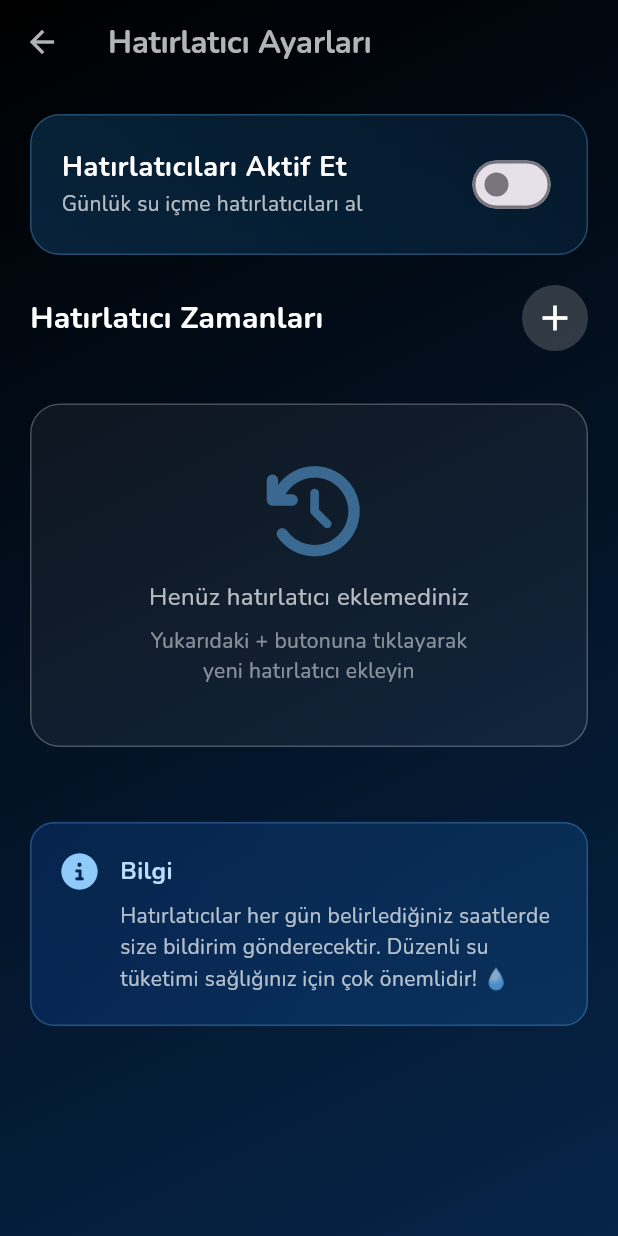
After one commit to kaannturan/aqua_mind, a Flutter app: the ReminderSettingsPage screen opened directly, on a phone screen of 412 x 824 dp. The commit adds this screen. Run offline on Flutter 3.47's test engine with Material 3 defaults, Android fonts, the phone set to English and light mode, and no system bars; our stand-ins replace device_preview, flutter_local_notifications, font_awesome_flutter, google_fonts, google_mobile_ads, permission_handler and 2 more; accounts and stored records are empty; network calls fail.

Commit message:
reminder eklendi

```diff
--- /dev/null
+++ b/lib/core/utils/reminder_settings_page.dart
@@ -0,0 +1,401 @@
+import 'package:flutter/material.dart';
+import 'package:shared_preferences/shared_preferences.dart';
+import 'package:aqua_mind/main.dart';
+import 'package:font_awesome_flutter/font_awesome_flutter.dart';
+
+class ReminderSettingsPage extends StatefulWidget {
+  const ReminderSettingsPage({super.key});
+
+  @override
+  State<ReminderSettingsPage> createState() => _ReminderSettingsPageState();
+}
+
+class _ReminderSettingsPageState extends State<ReminderSettingsPage> {
+  bool _remindersEnabled = false;
+  List<String> _reminderTimes = [];
+  final NotificationService _notificationService = NotificationService();
+
+  @override
+  void initState() {
+    super.initState();
+    _loadSettings();
+  }
+
+  Future<void> _loadSettings() async {
+    final prefs = await SharedPreferences.getInstance();
+    setState(() {
+      _remindersEnabled = prefs.getBool('reminders_enabled') ?? false;
+      _reminderTimes = prefs.getStringList('reminder_times') ?? [];
+    });
+  }
+
+  Future<void> _saveSettings() async {
+    final prefs = await SharedPreferences.getInstance();
+    await prefs.setBool('reminders_enabled', _remindersEnabled);
+    await prefs.setStringList('reminder_times', _reminderTimes);
+
+    if (_remindersEnabled && _reminderTimes.isNotEmpty) {
+      await _notificationService.scheduleDailyWaterReminders(_reminderTimes);
+    } else {
+      await _notificationService.cancelAllReminders();
+    }
+  }
+
+  Future<void> _addReminderTime() async {
+    final TimeOfDay? picked = await showTimePicker(
+      context: context,
+      initialTime: TimeOfDay.now(),
+      builder: (context, child) {
+        return Theme(
+          data: Theme.of(context).copyWith(
+            colorScheme: ColorScheme.dark(
+              primary: Colors.blue.shade300,
+              onPrimary: Colors.white,
+              surface: const Color(0xFF062549),
+              onSurface: Colors.white,
+            ),
+            dialogBackgroundColor: const Color(0xFF062549),
+          ),
+          child: child!,
+        );
+      },
+    );
+
+    if (picked != null) {
+      final timeString =
+          '${picked.hour.toString().padLeft(2, '0')}:${picked.minute.toString().padLeft(2, '0')}';
+
+      if (!_reminderTimes.contains(timeString)) {
+        setState(() {
+          _reminderTimes.add(timeString);
+          _reminderTimes.sort();
+        });
+        await _saveSettings();
+      }
+    }
+  }
+
+  Future<void> _deleteReminderTime(String time) async {
+    setState(() {
+      _reminderTimes.remove(time);
+    });
+    await _saveSettings();
+  }
+
+  Future<void> _sendTestNotification() async {
+    await _notificationService.showTestNotification();
+    if (mounted) {
+      ScaffoldMessenger.of(context).showSnackBar(
+        SnackBar(
+          content: const Text('Test bildirimi gönderildi! 💧'),
+          backgroundColor: Colors.blue.shade700,
+          behavior: SnackBarBehavior.floating,
+          shape: RoundedRectangleBorder(
+            borderRadius: BorderRadius.circular(10),
+          ),
+          duration: const Duration(seconds: 2),
+        ),
+      );
+    }
+  }
+
+  @override
+  Widget build(BuildContext context) {
+    final size = MediaQuery.of(context).size;
+    final width = size.width;
+    final height = size.height;
+
+    return Scaffold(
+      extendBodyBehindAppBar: true,
+      appBar: AppBar(
+        backgroundColor: Colors.transparent,
+        elevation: 0,
+        iconTheme: const IconThemeData(color: Colors.white70),
+        title: Text(
+          'Hatırlatıcı Ayarları',
+          style: TextStyle(
+            color: Colors.white70,
+            fontSize: width * 0.05,
+            fontWeight: FontWeight.bold,
+          ),
+        ),
+      ),
+      body: Container(
+        decoration: const BoxDecoration(
+          gradient: LinearGradient(
+            colors: [
+              Colors.black,
+              Color(0xff062549),
+            ],
+            begin: Alignment.topLeft,
+            end: Alignment.bottomRight,
+          ),
+        ),
+        child: SafeArea(
+          child: ListView(
+            padding: const EdgeInsets.all(20),
+            children: [
+              // Hatırlatıcıları Aktif Et
+              Container(
+                decoration: BoxDecoration(
+                  gradient: LinearGradient(
+                    colors: [
+                      Colors.blue.withOpacity(0.2),
+                      Colors.blue.withOpacity(0.1),
+                    ],
+                  ),
+                  borderRadius: BorderRadius.circular(20),
+                  border: Border.all(
+                    color: Colors.blue.shade300.withOpacity(0.3),
+                    width: 1,
+                  ),
+                ),
+                child: SwitchListTile(
+                  contentPadding: const EdgeInsets.symmetric(
+                    horizontal: 20,
+                    vertical: 10,
+                  ),
+                  title: const Text(
+                    'Hatırlatıcıları Aktif Et',
+                    style: TextStyle(
+                      fontWeight: FontWeight.bold,
+                      color: Colors.white,
+                      fontSize: 18,
+                    ),
+                  ),
+                  subtitle: const Text(
+                    'Günlük su içme hatırlatıcıları al',
+                    style: TextStyle(color: Colors.white70),
+                  ),
+                  value: _remindersEnabled,
+                  activeColor: Colors.blue.shade300,
+                  onChanged: (bool value) async {
+                    setState(() {
+                      _remindersEnabled = value;
+                    });
+                    await _saveSettings();
+                  },
+                ),
+              ),
+
+              const SizedBox(height: 20),
+
+              // Hatırlatıcı Zamanları Başlık
+              Row(
+                mainAxisAlignment: MainAxisAlignment.spaceBetween,
+                children: [
+                  const Text(
+                    'Hatırlatıcı Zamanları',
+                    style: TextStyle(
+                      fontSize: 20,
+                      fontWeight: FontWeight.bold,
+                      color: Colors.white,
+                    ),
+                  ),
+                  Material(
+                    color: Colors.transparent,
+                    child: InkWell(
+                      onTap: _remindersEnabled ? _addReminderTime : null,
+                      borderRadius: BorderRadius.circular(30),
+                      child: Container(
+                        padding: const EdgeInsets.all(8),
+                        decoration: BoxDecoration(
+                          gradient: _remindersEnabled
+                              ? LinearGradient(
+                                  colors: [
+                                    Colors.blue.shade400,
+                                    Colors.blue.shade600,
+                                  ],
+                                )
+                              : null,
+                          color: _remindersEnabled
+                              ? null
+                              : Colors.grey.withOpacity(0.3),
+                          borderRadius: BorderRadius.circular(30),
+                        ),
+                        child: const Icon(
+                          Icons.add,
+                          color: Colors.white,
+                          size: 28,
+                        ),
+                      ),
+                    ),
+                  ),
+                ],
+              ),
+
+              const SizedBox(height: 15),
+
+              // Hatırlatıcı Listesi
+              if (_reminderTimes.isEmpty)
+                Container(
+                  margin: const EdgeInsets.symmetric(vertical: 20),
+                  padding: const EdgeInsets.all(40),
+                  decoration: BoxDecoration(
+                    color: Colors.white.withOpacity(0.05),
+                    borderRadius: BorderRadius.circular(20),
+                    border: Border.all(
+                      color: Colors.white24,
+                      width: 1,
+                    ),
+                  ),
+                  child: Column(
+                    children: [
+                      Icon(
+                        FontAwesomeIcons.clockRotateLeft,
+                        size: 60,
+                        color: Colors.blue.shade300.withOpacity(0.5),
+                      ),
+                      const SizedBox(height: 16),
+                      Text(
+                        'Henüz hatırlatıcı eklemediniz',
+                        style: TextStyle(
+                          color: Colors.white.withOpacity(0.7),
+                          fontSize: 16,
+                        ),
+                        textAlign: TextAlign.center,
+                      ),
+                      const SizedBox(height: 8),
+                      Text(
+                        'Yukarıdaki + butonuna tıklayarak\nyeni hatırlatıcı ekleyin',
+                        style: TextStyle(
+                          color: Colors.white.withOpacity(0.5),
+                          fontSize: 14,
+                        ),
+                        textAlign: TextAlign.center,
+                      ),
+                    ],
+                  ),
+                )
+              else
+                ...List.generate(_reminderTimes.length, (index) {
+                  final time = _reminderTimes[index];
+                  return Padding(
+                    padding: const EdgeInsets.only(bottom: 12),
+                    child: Container(
+                      decoration: BoxDecoration(
+                        gradient: LinearGradient(
+                          colors: [
+                            Colors.blue.withOpacity(0.2),
+                            Colors.blue.withOpacity(0.1),
+                          ],
+                        ),
+                        borderRadius: BorderRadius.circular(16),
+                        border: Border.all(
+                          color: Colors.blue.shade300.withOpacity(0.3),
+                          width: 1,
+                        ),
+                      ),
+                      child: ListTile(
+                        contentPadding: const EdgeInsets.symmetric(
+                          horizontal: 16,
+                          vertical: 8,
+                        ),
+                        leading: Container(
+                          padding: const EdgeInsets.all(10),
+                          decoration: BoxDecoration(
+                            gradient: LinearGradient(
+                              colors: [
+                                Colors.blue.shade400,
+                                Colors.blue.shade600,
+                              ],
+                            ),
+                            borderRadius: BorderRadius.circular(12),
+                          ),
+                          child: const Icon(
+                            FontAwesomeIcons.solidBell,
+                            color: Colors.white,
+                            size: 20,
+                          ),
+                        ),
+                        title: Text(
+                          time,
+                          style: const TextStyle(
+                            fontSize: 22,
+                            fontWeight: FontWeight.bold,
+                            color: Colors.white,
+                          ),
+                        ),
+                        subtitle: const Text(
+                          'Her gün tekrarlanacak',
+                          style: TextStyle(
+                            color: Colors.white70,
+                            fontSize: 13,
+                          ),
+                        ),
+                        trailing: IconButton(
+                          icon: Icon(
+                            FontAwesomeIcons.trashCan,
+                            color: Colors.red.shade300,
+                            size: 20,
+                          ),
+                          onPressed: () => _deleteReminderTime(time),
+                        ),
+                      ),
+                    ),
+                  );
+                }),
+
+              const SizedBox(height: 30),
+
+              // Bilgilendirme
+              Container(
+                padding: const EdgeInsets.all(20),
+                decoration: BoxDecoration(
+                  gradient: LinearGradient(
+                    colors: [
+                      Colors.blue.shade900.withOpacity(0.3),
+                      Colors.blue.shade700.withOpacity(0.2),
+                    ],
+                  ),
+                  borderRadius: BorderRadius.circular(16),
+                  border: Border.all(
+                    color: Colors.blue.shade300.withOpacity(0.3),
+                    width: 1,
+                  ),
+                ),
+                child: Row(
+                  crossAxisAlignment: CrossAxisAlignment.start,
+                  children: [
+                    Icon(
+                      FontAwesomeIcons.circleInfo,
+                      color: Colors.blue.shade200,
+                      size: 24,
+                    ),
+                    const SizedBox(width: 15),
+                    Expanded(
+                      child: Column(
+                        crossAxisAlignment: CrossAxisAlignment.start,
+                        children: [
+                          Text(
+                            'Bilgi',
+                            style: TextStyle(
+                              color: Colors.blue.shade100,
+                              fontSize: 16,
+                              fontWeight: FontWeight.bold,
+                            ),
+                          ),
+                          const SizedBox(height: 8),
+                          const Text(
+                            'Hatırlatıcılar her gün belirlediğiniz saatlerde size bildirim gönderecektir. Düzenli su tüketimi sağlığınız için çok önemlidir! 💧',
+                            style: TextStyle(
+                              color: Colors.white70,
+                              fontSize: 14,
+                              height: 1.5,
+                            ),
+                          ),
+                        ],
+                      ),
+                    ),
+                  ],
+                ),
+              ),
+
+              const SizedBox(height: 20),
+            ],
+          ),
+        ),
+      ),
+    );
+  }
+}
--- a/pubspec.yaml
+++ b/pubspec.yaml
@@ -20,6 +20,10 @@ dependencies:
   cupertino_icons: ^1.0.8
   provider: ^6.1.1
   google_mobile_ads: ^5.0.0
+  flutter_local_notifications: ^17.0.0
+  timezone: ^0.9.2
+  permission_handler: ^11.0.1
+
 
   flutter_localizations:
     sdk: flutter
```
Also changed, not shown: lib/main.dart (+129 -0 lines), lib/view/home_view/home_view.dart (+52 -43 lines), pubspec.lock, 6 other files.
